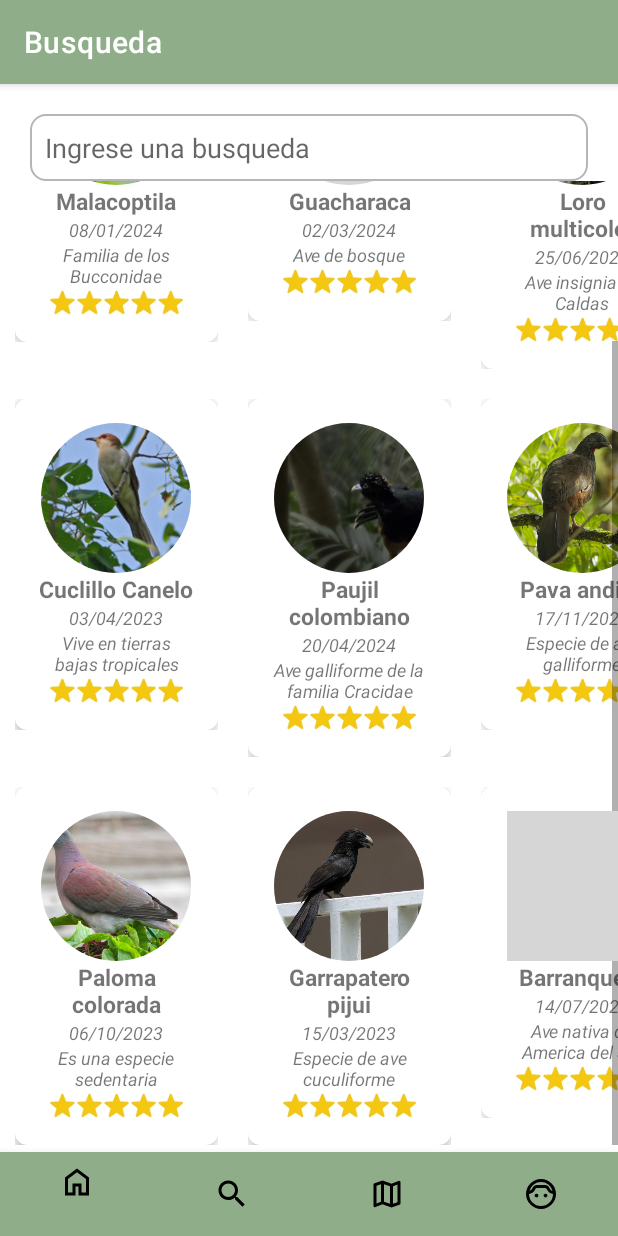
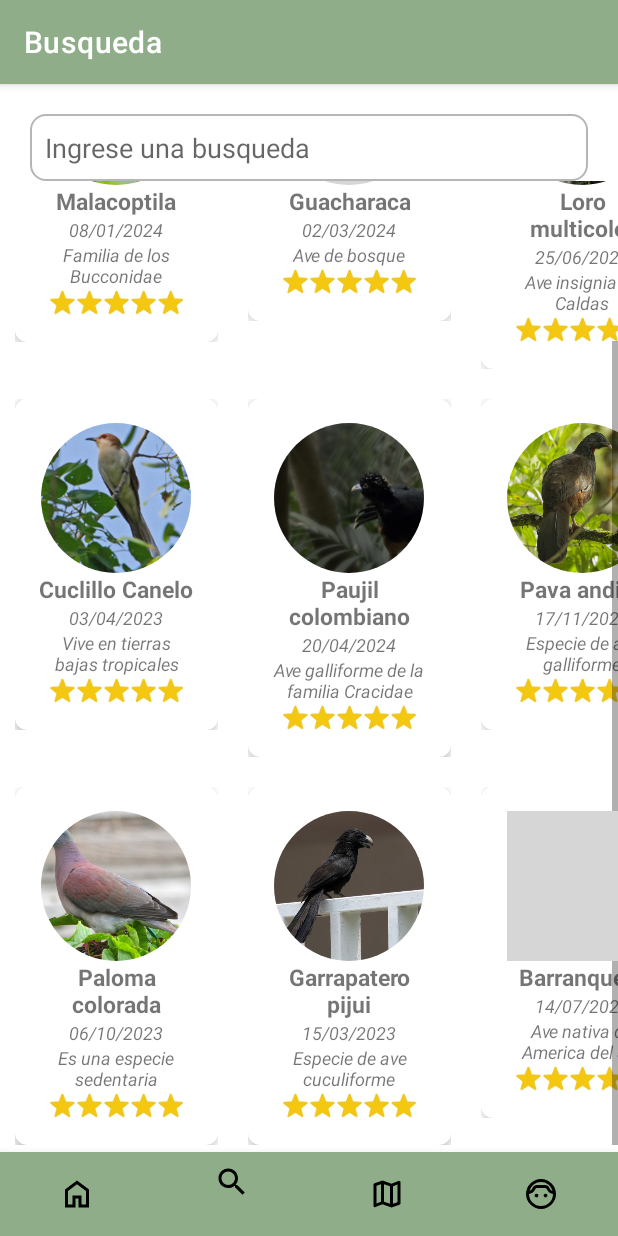
Before and after one commit to oscarRodriguez13/Hackaton_TechTravel, an Android app: the TouristScreen screen opened directly, with no data from a screen before it, item 2 of the bottom bar chosen, scrolled down 128 dp, on a phone screen of 412 x 824 dp. Run offline under Robolectric (Android 15) with nearby library versions, the phone set to English and light mode, and no system bars; our stand-ins replace CircleImageView, Picasso; pictures from the network do not load; grey boxes are pictures that could not be loaded.

Commit message:
fix bugs

```diff
--- a/app/src/main/java/com/example/hackaton_techtravel/TouristScreen.kt
+++ b/app/src/main/java/com/example/hackaton_techtravel/TouristScreen.kt
@@ -33,6 +33,8 @@ class TouristScreen : AppCompatActivity() {
         recyclerView.adapter = adapter
 
         val bottomNavigationView: BottomNavigationView = findViewById(R.id.bottom_navigation)
+        // Set the map menu item as selected
+        bottomNavigationView.selectedItemId = R.id.navigation_home
 
         // Set listener for BottomNavigationView items
         bottomNavigationView.setOnNavigationItemSelectedListener { menuItem ->
--- a/app/src/main/java/com/example/hackaton_techtravel/TouristSearchActivity.kt
+++ b/app/src/main/java/com/example/hackaton_techtravel/TouristSearchActivity.kt
@@ -61,6 +61,9 @@ class TouristSearchActivity : AppCompatActivity() {
 
         val bottomNavigationView: BottomNavigationView = findViewById(R.id.bottom_navigation)
 
+        // Set the map menu item as selected
+        bottomNavigationView.selectedItemId = R.id.navigation_search
+
         // Set listener for BottomNavigationView items
         bottomNavigationView.setOnNavigationItemSelectedListener { menuItem ->
             when (menuItem.itemId) {
```
